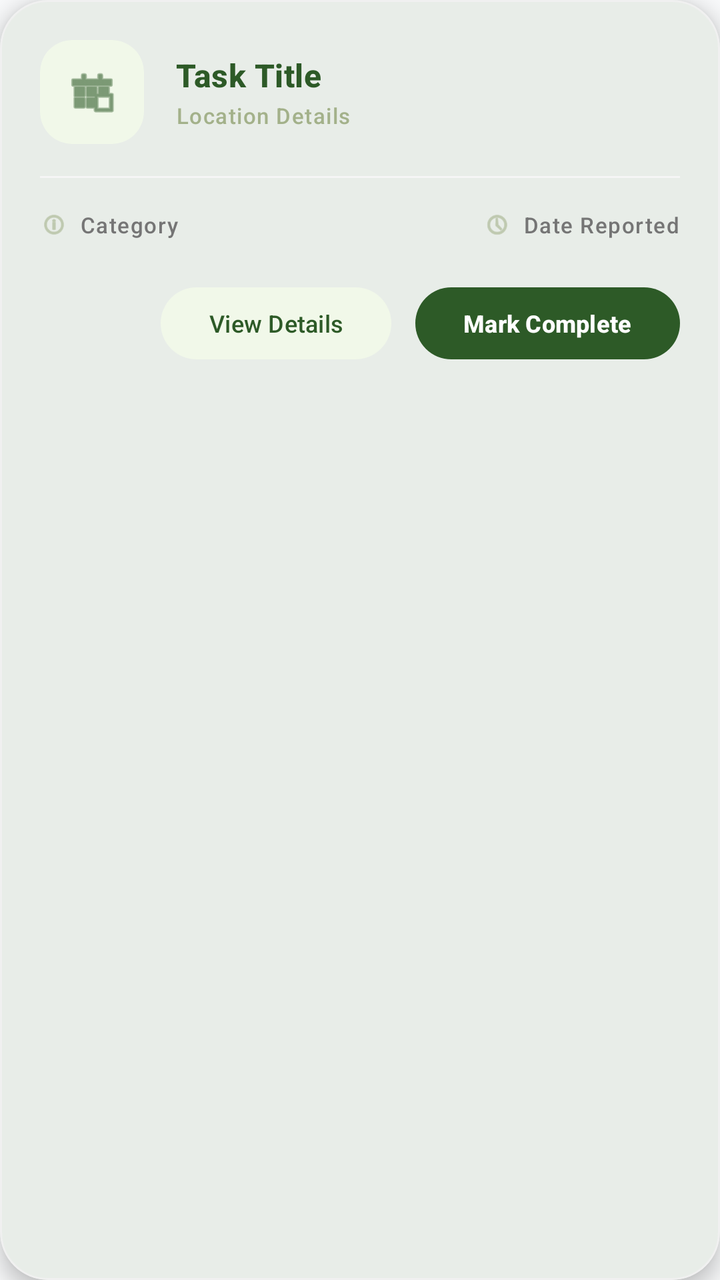
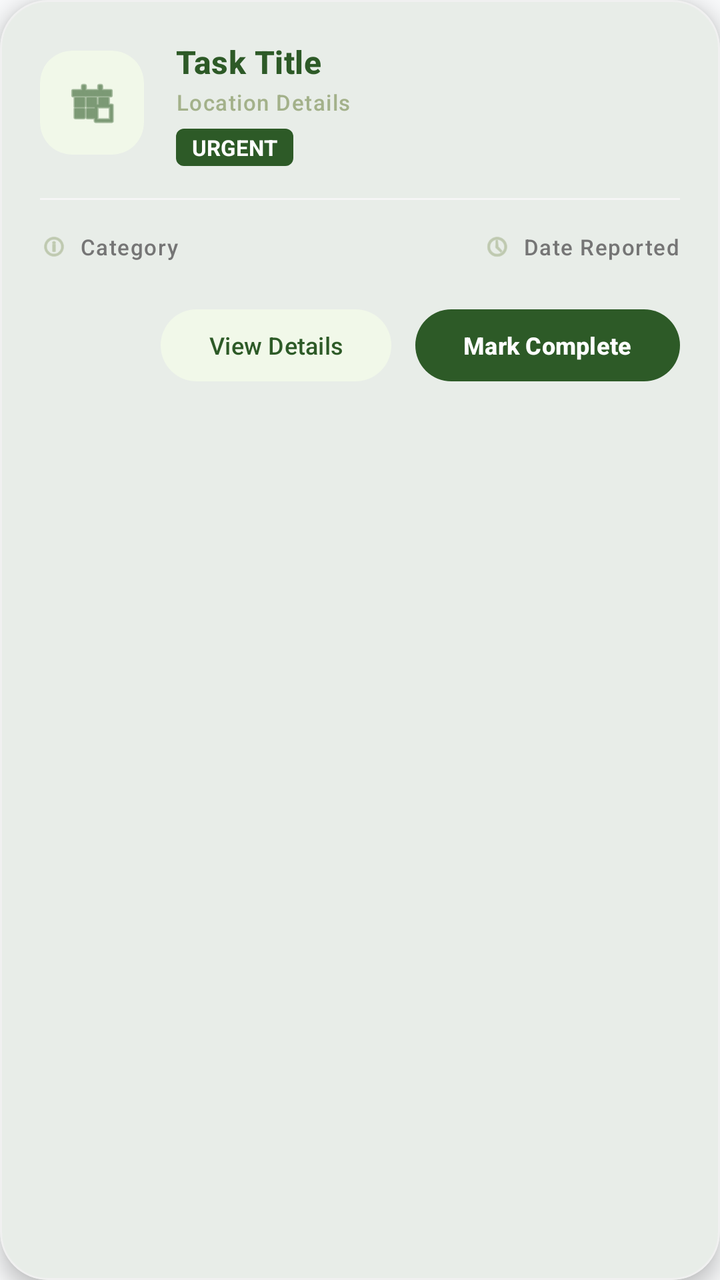

Before-and-after screenshots of an Android layout around one commit, followed by the original layout XML and the change that was made.
<!-- AndroidManifest.xml: application theme Theme.CampusAlert -->
<!-- res/layout/item_task.xml -->
<?xml version="1.0" encoding="utf-8"?>
<com.google.android.material.card.MaterialCardView xmlns:android="http://schemas.android.com/apk/res/android"
    xmlns:app="http://schemas.android.com/apk/res-auto"
    android:layout_width="match_parent"
    android:layout_height="wrap_content"
    android:layout_marginHorizontal="16dp"
    android:layout_marginVertical="8dp"
    app:cardCornerRadius="24dp"
    app:cardElevation="6dp"
    app:strokeWidth="1dp"
    app:strokeColor="#F0F0F0"
    app:cardBackgroundColor="@color/white">

    <LinearLayout
        android:layout_width="match_parent"
        android:layout_height="wrap_content"
        android:orientation="vertical"
        android:padding="20dp">

        
        <LinearLayout
            android:layout_width="match_parent"
            android:layout_height="wrap_content"
            android:gravity="center_vertical"
            android:orientation="horizontal">

            <com.google.android.material.card.MaterialCardView
                android:layout_width="52dp"
                android:layout_height="52dp"
                app:cardCornerRadius="16dp"
                app:cardBackgroundColor="#F1F8E9"
                app:cardElevation="0dp"
                app:strokeWidth="0dp">
                <ImageView
                    android:layout_width="26dp"
                    android:layout_height="26dp"
                    android:layout_gravity="center"
                    android:src="@android:drawable/ic_menu_today"
                    app:tint="@color/forest_green" />
            </com.google.android.material.card.MaterialCardView>

            <LinearLayout
                android:layout_width="0dp"
                android:layout_height="wrap_content"
                android:layout_marginStart="16dp"
                android:layout_weight="1"
                android:orientation="vertical">

                <TextView
                    android:id="@+id/task_title"
                    android:layout_width="wrap_content"
                    android:layout_height="wrap_content"
                    android:text="Task Title"
                    android:textAppearance="@style/TextAppearance.Material3.TitleMedium"
                    android:textColor="@color/forest_green"
                    android:textStyle="bold" />

                <TextView
                    android:id="@+id/task_location"
                    android:layout_width="wrap_content"
                    android:layout_height="wrap_content"
                    android:layout_marginTop="2dp"
                    android:text="Location Details"
                    android:textAppearance="@style/TextAppearance.Material3.LabelSmall"
                    android:textColor="@color/sage_green" />
            </LinearLayout>
        </LinearLayout>

        
        <View
            android:layout_width="match_parent"
            android:layout_height="1dp"
            android:layout_marginVertical="16dp"
            android:background="#F5F5F5" />

        
        <LinearLayout
            android:layout_width="match_parent"
            android:layout_height="wrap_content"
            android:orientation="horizontal"
            android:gravity="center_vertical">

            <LinearLayout
                android:layout_width="0dp"
                android:layout_height="wrap_content"
                android:layout_weight="1"
                android:gravity="center_vertical">
                <ImageView
                    android:layout_width="14dp"
                    android:layout_height="14dp"
                    android:src="@android:drawable/ic_menu_info_details"
                    app:tint="@color/sage_green" />
                <TextView
                    android:id="@+id/task_category"
                    android:layout_width="wrap_content"
                    android:layout_height="wrap_content"
                    android:layout_marginStart="6dp"
                    android:text="Category"
                    android:textAppearance="@style/TextAppearance.Material3.LabelSmall"
                    android:textColor="#757575" />
            </LinearLayout>

            <LinearLayout
                android:layout_width="wrap_content"
                android:layout_height="wrap_content"
                android:gravity="center_vertical">
                <ImageView
                    android:layout_width="14dp"
                    android:layout_height="14dp"
                    android:src="@android:drawable/ic_menu_recent_history"
                    app:tint="@color/sage_green" />
                <TextView
                    android:id="@+id/task_date"
                    android:layout_width="wrap_content"
                    android:layout_height="wrap_content"
                    android:layout_marginStart="6dp"
                    android:text="Date Reported"
                    android:textAppearance="@style/TextAppearance.Material3.LabelSmall"
                    android:textColor="#757575" />
            </LinearLayout>
        </LinearLayout>

        
        <LinearLayout
            android:layout_width="match_parent"
            android:layout_height="wrap_content"
            android:layout_marginTop="20dp"
            android:gravity="end">

            <com.google.android.material.button.MaterialButton
                android:id="@+id/btn_view_task"
                style="@style/Widget.Material3.Button.TonalButton"
                android:layout_width="wrap_content"
                android:layout_height="44dp"
                android:text="View Details"
                android:textSize="12sp"
                android:textColor="@color/forest_green"
                app:backgroundTint="#F1F8E9"
                app:cornerRadius="22dp" />

            <com.google.android.material.button.MaterialButton
                android:id="@+id/btn_complete_task"
                android:layout_width="wrap_content"
                android:layout_height="44dp"
                android:layout_marginStart="12dp"
                android:text="Mark Complete"
                android:textSize="12sp"
                android:textStyle="bold"
                android:textColor="@color/white"
                app:backgroundTint="@color/forest_green"
                app:cornerRadius="22dp"
                app:elevation="2dp" />
        </LinearLayout>

    </LinearLayout>
</com.google.android.material.card.MaterialCardView>
<!-- resources referenced by this layout -->
<resources>
  <color name="forest_green">#2D5A27</color>
  <color name="sage_green">#A3B18A</color>
  <color name="white">#FFFFFFFF</color>
  <style name="Theme.CampusAlert" parent="Base.Theme.CampusAlert" />
  <style name="Base.Theme.CampusAlert" parent="Theme.Material3.DayNight.NoActionBar">
          
          <item name="colorPrimary">@color/primary</item>
          <item name="colorOnPrimary">@color/onPrimary</item>
          
          <item name="colorSecondary">@color/secondary</item>
          <item name="colorOnSecondary">@color/onSecondary</item>
          
          
          <item name="android:windowLayoutInDisplayCutoutMode">never</item>
          <item name="android:windowIsTranslucent">false</item>
          <item name="android:windowIsFloating">false</item>
          <item name="android:windowDrawsSystemBarBackgrounds">true</item>
          <item name="android:windowContentOverlay">@null</item>
  
          
          <item name="android:statusBarColor">@color/forest_green</item>
          <item name="android:navigationBarColor">#000000</item>
          
          
          <item name="android:windowBackground">@color/background</item>
          <item name="colorSurface">@color/surface</item>
          
          
          <item name="shapeAppearanceLargeComponent">@style/ShapeAppearance.CampusAlert.Large</item>
          <item name="shapeAppearanceMediumComponent">@style/ShapeAppearance.CampusAlert.Medium</item>
      </style>
  <color name="primary">@color/forest_green</color>
  <color name="onPrimary">@color/white</color>
  <color name="secondary">@color/sage_green</color>
  <color name="onSecondary">@color/black</color>
  <color name="background">@color/light_gray</color>
  <color name="surface">@color/white</color>
  <style name="ShapeAppearance.CampusAlert.Large" parent="ShapeAppearance.Material3.LargeComponent">
          <item name="cornerSize">16dp</item>
      </style>
  <style name="ShapeAppearance.CampusAlert.Medium" parent="ShapeAppearance.Material3.MediumComponent">
          <item name="cornerSize">12dp</item>
      </style>
  <color name="black">#FF000000</color>
  <color name="light_gray">#F8F9FA</color>
</resources>

<!-- the commit's change to res/layout/item_task.xml (unified diff, before → after) -->
@@ -63,6 +63,19 @@
                     android:text="Location Details"
                     android:textAppearance="@style/TextAppearance.Material3.LabelSmall"
                     android:textColor="@color/sage_green" />
+
+                <TextView
+                    android:id="@+id/priority_tag"
+                    android:layout_width="wrap_content"
+                    android:layout_height="wrap_content"
+                    android:layout_marginTop="6dp"
+                    android:background="@drawable/bg_priority_tag"
+                    android:paddingHorizontal="8dp"
+                    android:paddingVertical="2dp"
+                    android:text="URGENT"
+                    android:textColor="@color/white"
+                    android:textSize="11sp"
+                    android:textStyle="bold" />
             </LinearLayout>
         </LinearLayout>
 
<!-- resource entries referenced after the edit -->
@@ -3,6 +3,12 @@
   <color name="forest_green">#2D5A27</color>
   <color name="sage_green">#A3B18A</color>
   <color name="white">#FFFFFFFF</color>
+  <!-- drawable bg_priority_tag (drawable) -->
+  <?xml version="1.0" encoding="utf-8"?>
+  <shape xmlns:android="http://schemas.android.com/apk/res/android">
+      <solid android:color="@color/forest_green" />
+      <corners android:radius="4dp" />
+  </shape>
   <style name="Theme.CampusAlert" parent="Base.Theme.CampusAlert" />
   <style name="Base.Theme.CampusAlert" parent="Theme.Material3.DayNight.NoActionBar">
           
